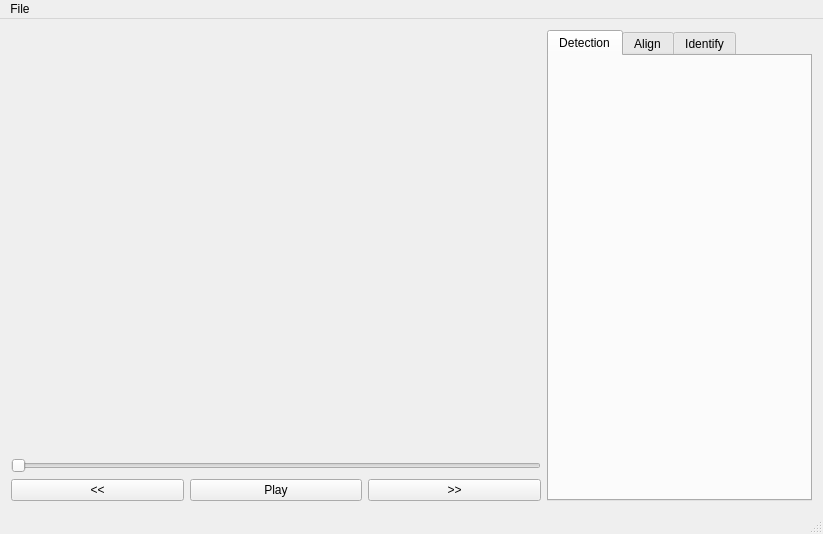
ml-inory/GraduationDesign, file ev_face/gui_version/ev_face/mainwindow.ui: the form before one commit.
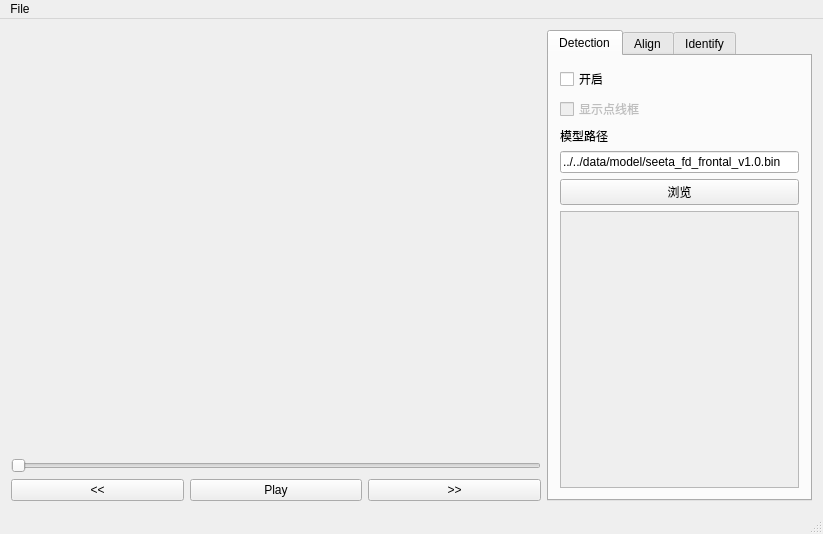
The form after the commit.

Diff of the .ui file:
```diff
--- a/ev_face/gui_version/ev_face/mainwindow.ui
+++ b/ev_face/gui_version/ev_face/mainwindow.ui
@@ -81,6 +81,9 @@
     </item>
     <item>
      <widget class="QTabWidget" name="tabWidget">
+      <property name="enabled">
+       <bool>true</bool>
+      </property>
       <property name="currentIndex">
        <number>0</number>
       </property>
@@ -88,6 +91,69 @@
        <attribute name="title">
         <string>Detection</string>
        </attribute>
+       <layout class="QGridLayout" name="gridLayout_2">
+        <item row="3" column="0">
+         <widget class="QLineEdit" name="detection_model_lineedit">
+          <property name="text">
+           <string>../../data/model/seeta_fd_frontal_v1.0.bin</string>
+          </property>
+          <property name="readOnly">
+           <bool>false</bool>
+          </property>
+         </widget>
+        </item>
+        <item row="4" column="0">
+         <widget class="QPushButton" name="detection_browse_btn">
+          <property name="enabled">
+           <bool>true</bool>
+          </property>
+          <property name="text">
+           <string>浏览</string>
+          </property>
+         </widget>
+        </item>
+        <item row="0" column="0">
+         <widget class="QCheckBox" name="detection_switch_checkbox">
+          <property name="text">
+           <string>开启</string>
+          </property>
+         </widget>
+        </item>
+        <item row="2" column="0">
+         <widget class="QLabel" name="label">
+          <property name="text">
+           <string>模型路径</string>
+          </property>
+         </widget>
+        </item>
+        <item row="1" column="0">
+         <widget class="QCheckBox" name="detection_show_checkbox">
+          <property name="enabled">
+           <bool>false</bool>
+          </property>
+          <property name="text">
+           <string>显示点线框</string>
+          </property>
+         </widget>
+        </item>
+        <item row="5" column="0">
+         <widget class="QScrollArea" name="scrollArea">
+          <property name="widgetResizable">
+           <bool>true</bool>
+          </property>
+          <widget class="QWidget" name="scrollAreaWidgetContents">
+           <property name="geometry">
+            <rect>
+             <x>0</x>
+             <y>0</y>
+             <width>242</width>
+             <height>284</height>
+            </rect>
+           </property>
+          </widget>
+         </widget>
+        </item>
+       </layout>
       </widget>
       <widget class="QWidget" name="Align">
        <attribute name="title">
```
Left out of the diff: 61 changed lines with no effect on the pictures.
